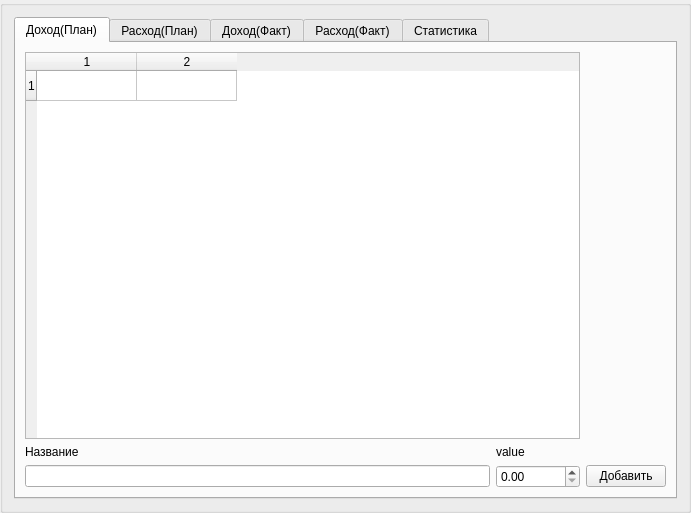
First picture: the form in UI.ui, repository Aleksey512/IncomesAndExpeness, before the edit.
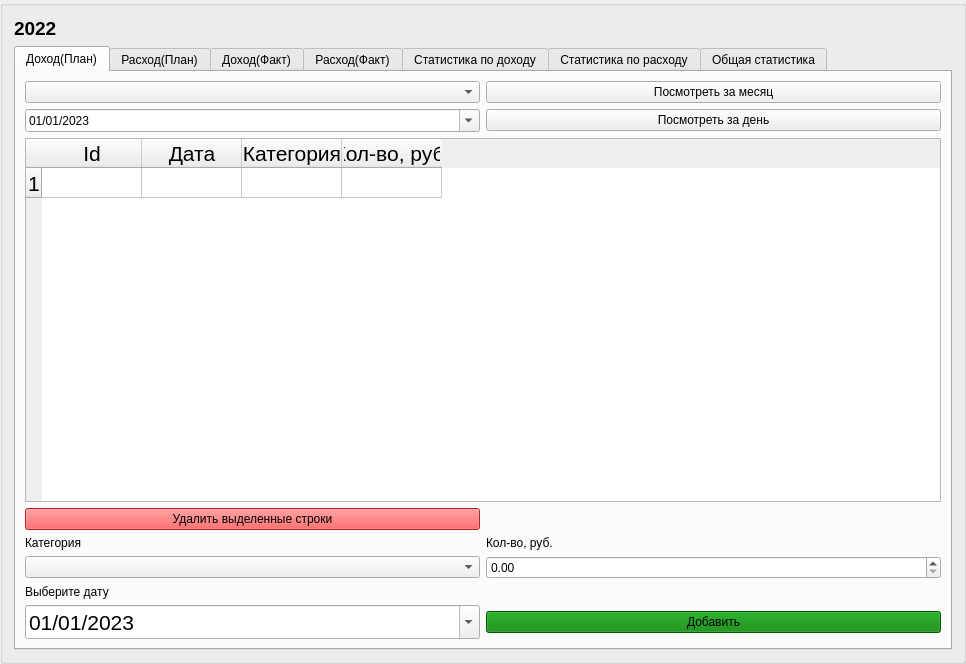
Second picture: the form after the edit. The open tabs and pages were chosen to show the change.

Diff of the .ui file:
```diff
--- a/UI.ui
+++ b/UI.ui
@@ -6,16 +6,40 @@
    <rect>
     <x>0</x>
     <y>0</y>
-    <width>691</width>
-    <height>513</height>
+    <width>966</width>
+    <height>664</height>
    </rect>
   </property>
   <property name="windowTitle">
    <string>GroupBox</string>
   </property>
-  <layout class="QVBoxLayout" name="verticalLayout_3">
+  <property name="styleSheet">
+   <string notr="true"/>
+  </property>
+  <layout class="QVBoxLayout" name="verticalLayout">
+   <item>
+    <widget class="QLabel" name="year_label">
+     <property name="font">
+      <font>
+       <pointsize>14</pointsize>
+       <weight>75</weight>
+       <italic>false</italic>
+       <bold>true</bold>
+       <underline>false</underline>
+       <strikeout>false</strikeout>
+       <kerning>false</kerning>
+      </font>
+     </property>
+     <property name="text">
+      <string>2022</string>
+     </property>
+    </widget>
+   </item>
    <item>
     <widget class="QTabWidget" name="tabWidget">
+     <property name="styleSheet">
+      <string notr="true"/>
+     </property>
      <property name="currentIndex">
       <number>0</number>
      </property>
@@ -24,78 +48,366 @@
        <string>Доход(План)</string>
       </attribute>
       <layout class="QGridLayout" name="gridLayout">
-       <item row="1" column="0">
-        <widget class="QLabel" name="label">
+       <item row="7" column="0">
+        <widget class="QLabel" name="tab1_label_4">
          <property name="text">
-          <string>Название</string>
+          <string>Выберите дату</string>
+         </property>
+        </widget>
+       </item>
+       <item row="3" column="0" colspan="4">
+        <widget class="QTableWidget" name="tab1_table">
+         <property name="font">
+          <font>
+           <family>Ubuntu</family>
+           <pointsize>16</pointsize>
+           <weight>50</weight>
+           <italic>false</italic>
+           <bold>false</bold>
+           <strikeout>false</strikeout>
+          </font>
+         </property>
+         <property name="focusPolicy">
+          <enum>Qt::StrongFocus</enum>
+         </property>
+         <property name="layoutDirection">
+          <enum>Qt::LeftToRight</enum>
+         </property>
+         <property name="editTriggers">
+          <set>QAbstractItemView::AnyKeyPressed|QAbstractItemView::DoubleClicked|QAbstractItemView::EditKeyPressed|QAbstractItemView::SelectedClicked</set>
+         </property>
+         <property name="alternatingRowColors">
+          <bool>true</bool>
+         </property>
+         <property name="rowCount">
+          <number>1</number>
+         </property>
+         <property name="columnCount">
+          <number>4</number>
+         </property>
+         <row/>
+         <column>
+          <property name="text">
+           <string>Id</string>
+          </property>
+         </column>
+         <column>
+          <property name="text">
+           <string>Дата</string>
+          </property>
+         </column>
+         <column>
+          <property name="text">
+           <string>Категория</string>
+          </property>
+         </column>
+         <column>
+          <property name="text">
+           <string>Кол-во, руб.</string>
+          </property>
+         </column>
+        </widget>
+       </item>
+       <item row="5" column="0">
+        <widget class="QLabel" name="tab1_label">
+         <property name="text">
+          <string>Категория</string>
+         </property>
+        </widget>
+       </item>
+       <item row="6" column="0" colspan="2">
+        <widget class="QComboBox" name="tab1_cbox_2"/>
+       </item>
+       <item row="8" column="0" colspan="2">
+        <widget class="QDateEdit" name="tab1_dateEdit">
+         <property name="font">
+          <font>
+           <pointsize>16</pointsize>
+          </font>
+         </property>
+         <property name="dateTime">
+          <datetime>
+           <hour>0</hour>
+           <minute>0</minute>
+           <second>0</second>
+           <year>2023</year>
+           <month>1</month>
+           <day>1</day>
+          </datetime>
+         </property>
+         <property name="displayFormat">
+          <string>dd/MM/yyyy</string>
+         </property>
+         <property name="calendarPopup">
+          <bool>true</bool>
+         </property>
+         <property name="timeSpec">
+          <enum>Qt::LocalTime</enum>
+         </property>
+         <property name="date">
+          <date>
+           <year>2023</year>
+           <month>1</month>
+           <day>1</day>
+          </date>
+         </property>
+        </widget>
+       </item>
+       <item row="4" column="0" colspan="2">
+        <widget class="QPushButton" name="tab1_pushButton_3">
+         <property name="styleSheet">
+          <string notr="true">background-color:  rgb(255, 47, 47)</string>
+         </property>
+         <property name="text">
+          <string>Удалить выделенные строки</string>
+         </property>
+        </widget>
+       </item>
+       <item row="6" column="2" colspan="2">
+        <widget class="QDoubleSpinBox" name="tab1_value">
+         <property name="decimals">
+          <number>2</number>
+         </property>
+         <property name="maximum">
+          <double>10000000000000000905969664.000000000000000</double>
+         </property>
+        </widget>
+       </item>
+       <item row="8" column="2" colspan="2">
+        <widget class="QPushButton" name="tab1_pushButton">
+         <property name="styleSheet">
+          <string notr="true">background-color: green;</string>
+         </property>
+         <property name="text">
+          <string>Добавить</string>
          </property>
         </widget>
        </item>
        <item row="0" column="0" colspan="2">
-        <widget class="QTableWidget" name="tableWidget">
-         <property name="rowCount">
-          <number>1</number>
+        <widget class="QComboBox" name="tab1_cbox"/>
+       </item>
+       <item row="1" column="0" colspan="2">
+        <widget class="QDateEdit" name="tab1_dateEdit_2">
+         <property name="dateTime">
+          <datetime>
+           <hour>0</hour>
+           <minute>0</minute>
+           <second>0</second>
+           <year>2023</year>
+           <month>1</month>
+           <day>1</day>
+          </datetime>
          </property>
-         <property name="columnCount">
-          <number>2</number>
+         <property name="displayFormat">
+          <string>dd/MM/yyyy</string>
          </property>
-         <row/>
-         <column/>
-         <column/>
-        </widget>
-       </item>
-       <item row="2" column="1">
-        <widget class="QDoubleSpinBox" name="doubleSpinBox">
-         <property name="decimals">
-          <number>2</number>
+         <property name="calendarPopup">
+          <bool>true</bool>
          </property>
-         <property name="maximum">
-          <double>10000000000000000905969664.000000000000000</double>
+         <property name="timeSpec">
+          <enum>Qt::LocalTime</enum>
          </property>
+         <property name="date">
+          <date>
+           <year>2023</year>
+           <month>1</month>
+           <day>1</day>
+          </date>
+         </property>
         </widget>
        </item>
-       <item row="1" column="1">
-        <widget class="QLabel" name="label_2">
+       <item row="0" column="2" colspan="2">
+        <widget class="QPushButton" name="tab1_pushButton_2">
          <property name="text">
-          <string>value</string>
+          <string>Посмотреть за месяц</string>
          </property>
         </widget>
        </item>
-       <item row="2" column="0">
-        <widget class="QLineEdit" name="lineEdit">
-         <property name="clearButtonEnabled">
-          <bool>false</bool>
+       <item row="1" column="2" colspan="2">
+        <widget class="QPushButton" name="tab1_pushButton_4">
+         <property name="text">
+          <string>Посмотреть за день</string>
          </property>
         </widget>
        </item>
-       <item row="2" column="2">
-        <widget class="QPushButton" name="pushButton">
+       <item row="5" column="2">
+        <widget class="QLabel" name="tab1_label_2">
          <property name="text">
-          <string>Добавить</string>
+          <string>Кол-во, руб.</string>
          </property>
         </widget>
        </item>
       </layout>
      </widget>
-     <widget class="QWidget" name="tab_3">
+     <widget class="QWidget" name="tab_2">
       <attribute name="title">
        <string>Расход(План)</string>
       </attribute>
      </widget>
-     <widget class="QWidget" name="tab_4">
+     <widget class="QWidget" name="tab_3">
       <attribute name="title">
        <string>Доход(Факт)</string>
       </attribute>
      </widget>
-     <widget class="QWidget" name="tab_5">
+     <widget class="QWidget" name="tab_4">
       <attribute name="title">
        <string>Расход(Факт)</string>
       </attribute>
      </widget>
-     <widget class="QWidget" name="tab_2">
+     <widget class="QWidget" name="tab_5">
       <attribute name="title">
-       <string>Статистика</string>
+       <string>Статистика по доходу</string>
       </attribute>
+      <layout class="QVBoxLayout" name="verticalLayout_3">
+       <item>
+        <layout class="QVBoxLayout" name="verticalLayout_2">
+         <item>
+          <layout class="QHBoxLayout" name="horizontalLayout_2">
+           <item>
+            <widget class="QPushButton" name="tab5_pie_year">
+             <property name="text">
+              <string>Распределение за год по категориям</string>
+             </property>
+            </widget>
+           </item>
+           <item>
+            <widget class="QPushButton" name="tab5_bar_year">
+             <property name="text">
+              <string>Гистограмма за год</string>
+             </property>
+            </widget>
+           </item>
+          </layout>
+         </item>
+         <item>
+          <layout class="QHBoxLayout" name="horizontalLayout">
+           <item>
+            <widget class="QComboBox" name="tab5_cbox"/>
+           </item>
+           <item>
+            <widget class="QPushButton" name="tab5_pie_month">
+             <property name="text">
+              <string>Распределение за месяц по категориям</string>
+             </property>
+            </widget>
+           </item>
+           <item>
+            <widget class="QPushButton" name="tab5_plot_month">
+             <property name="text">
+              <string>Изменение за месяц по дням</string>
+             </property>
+            </widget>
+           </item>
+          </layout>
+         </item>
+        </layout>
+       </item>
+       <item>
+        <widget class="QWidget" name="tab5_widget" native="true">
+         <property name="sizePolicy">
+          <sizepolicy hsizetype="Expanding" vsizetype="Expanding">
+           <horstretch>0</horstretch>
+           <verstretch>0</verstretch>
+          </sizepolicy>
+         </property>
+        </widget>
+       </item>
+      </layout>
+     </widget>
+     <widget class="QWidget" name="tab_6">
+      <attribute name="title">
+       <string>Статистика по расходу</string>
+      </attribute>
+      <layout class="QVBoxLayout" name="verticalLayout_7">
+       <item>
+        <layout class="QVBoxLayout" name="verticalLayout_6">
+         <item>
+          <layout class="QHBoxLayout" name="horizontalLayout_5">
+           <item>
+            <widget class="QPushButton" name="tab6_pie_year">
+             <property name="text">
+              <string>Распределение за год по категориям</string>
+             </property>
+            </widget>
+           </item>
+           <item>
+            <widget class="QPushButton" name="tab6_bar_year">
+             <property name="text">
+              <string>Гистограмма за год</string>
+             </property>
+            </widget>
+           </item>
+          </layout>
+         </item>
+         <item>
+          <layout class="QHBoxLayout" name="horizontalLayout_6">
+           <item>
+            <widget class="QComboBox" name="tab6_cbox"/>
+           </item>
+           <item>
+            <widget class="QPushButton" name="tab6_pie_month">
+             <property name="text">
+              <string>Распределение за месяц по категориям</string>
+             </property>
+            </widget>
+           </item>
+           <item>
+            <widget class="QPushButton" name="tab6_plot_month">
+             <property name="text">
+              <string>Изменение за месяц по дням</string>
+             </property>
+            </widget>
+           </item>
+          </layout>
+         </item>
+        </layout>
+       </item>
+       <item>
+        <widget class="QWidget" name="tab6_widget" native="true">
+         <property name="sizePolicy">
+          <sizepolicy hsizetype="Expanding" vsizetype="Expanding">
+           <horstretch>0</horstretch>
+           <verstretch>0</verstretch>
+          </sizepolicy>
+         </property>
+        </widget>
+       </item>
+      </layout>
+     </widget>
+     <widget class="QWidget" name="tab_7">
+      <attribute name="title">
+       <string>Общая статистика</string>
+      </attribute>
+      <layout class="QVBoxLayout" name="verticalLayout_8">
+       <item>
+        <layout class="QHBoxLayout" name="horizontalLayout_7">
+         <item>
+          <widget class="QPushButton" name="tab7_hist">
+           <property name="text">
+            <string>Гистограмма</string>
+           </property>
+          </widget>
+         </item>
+         <item>
+          <widget class="QPushButton" name="tab7_plot">
+           <property name="text">
+            <string>Линейная</string>
+           </property>
+          </widget>
+         </item>
+        </layout>
+       </item>
+       <item>
+        <widget class="QWidget" name="tab7_widget" native="true">
+         <property name="sizePolicy">
+          <sizepolicy hsizetype="Expanding" vsizetype="Expanding">
+           <horstretch>0</horstretch>
+           <verstretch>0</verstretch>
+          </sizepolicy>
+         </property>
+        </widget>
+       </item>
+      </layout>
      </widget>
     </widget>
    </item>
```
Left out of the diff: 563 changed lines with no effect on the pictures.
